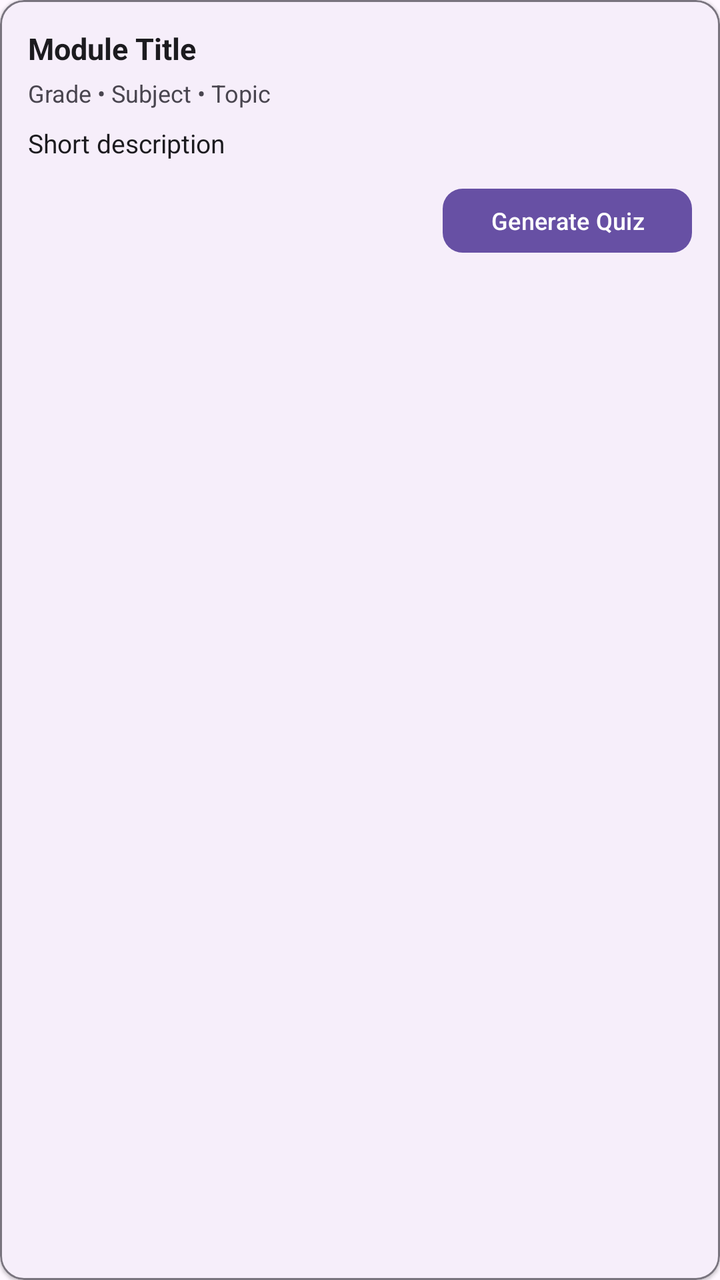
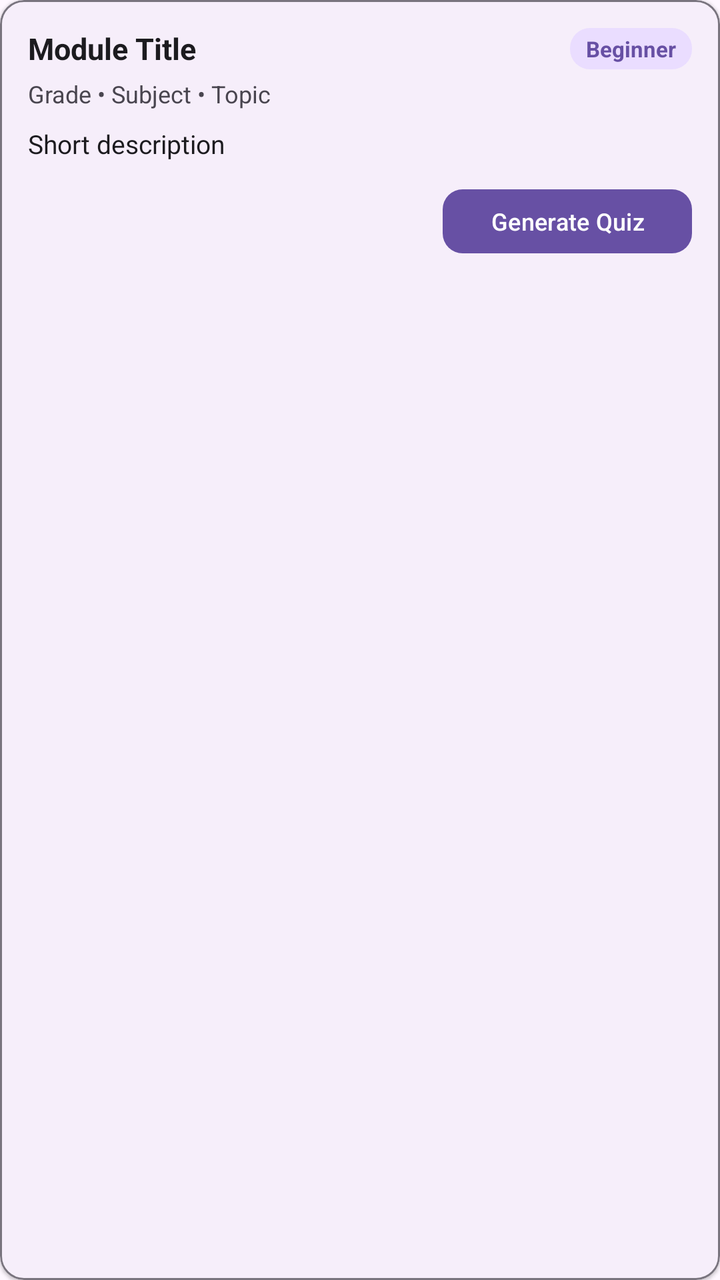

Two renders of the same Android screen: before a commit and after it. Below are the layout's source before the change and the commit's diff.
<!-- AndroidManifest.xml: application theme Theme.StudySyncproject -->
<!-- res/layout/item_ready_module.xml -->
<?xml version="1.0" encoding="utf-8"?>
<com.google.android.material.card.MaterialCardView
    xmlns:android="http://schemas.android.com/apk/res/android"
    xmlns:app="http://schemas.android.com/apk/res-auto"
    android:layout_width="match_parent"
    android:layout_height="wrap_content"
    android:layout_marginBottom="10dp"
    app:cardCornerRadius="12dp"
    app:cardElevation="1dp"
    app:strokeColor="@color/outline"
    app:strokeWidth="1dp">

    <LinearLayout
        android:layout_width="match_parent"
        android:layout_height="wrap_content"
        android:orientation="vertical"
        android:padding="14dp">

        <TextView
            android:id="@+id/tv_title"
            android:layout_width="match_parent"
            android:layout_height="wrap_content"
            android:text="Module Title"
            android:textColor="@color/text_primary"
            android:textSize="15sp"
            android:textStyle="bold" />

        <TextView
            android:id="@+id/tv_meta"
            android:layout_width="match_parent"
            android:layout_height="wrap_content"
            android:layout_marginTop="4dp"
            android:text="Grade • Subject • Topic"
            android:textColor="@color/text_secondary"
            android:textSize="12sp" />

        <TextView
            android:id="@+id/tv_description"
            android:layout_width="match_parent"
            android:layout_height="wrap_content"
            android:layout_marginTop="8dp"
            android:ellipsize="end"
            android:maxLines="2"
            android:text="Short description"
            android:textColor="@color/text_primary"
            android:textSize="13sp" />

        <com.google.android.material.button.MaterialButton
            android:id="@+id/btn_generate"
            android:layout_width="wrap_content"
            android:layout_height="40dp"
            android:layout_gravity="end"
            android:layout_marginTop="10dp"
            android:text="Generate Quiz"
            android:textColor="@color/on_primary"
            android:textSize="12sp"
            app:backgroundTint="@color/primary"
            app:cornerRadius="10dp" />

    </LinearLayout>

</com.google.android.material.card.MaterialCardView>
<!-- resources referenced by this layout -->
<resources>
  <color name="on_primary">#FFFFFF</color>
  <color name="outline">#79747E</color>
  <color name="primary">#6750A4</color>
  <color name="text_primary">#1C1B1F</color>
  <color name="text_secondary">#49454F</color>
  <style name="Theme.StudySyncproject" parent="Base.Theme.StudySyncproject" />
  <style name="Base.Theme.StudySyncproject" parent="Theme.Material3.DayNight.NoActionBar">
          <item name="colorPrimary">@color/primary</item>
          <item name="colorPrimaryDark">@color/primary_dark</item>
      </style>
  <color name="primary_dark">#4F378B</color>
</resources>

<!-- the commit's change to res/layout/item_ready_module.xml (unified diff, before → after) -->
@@ -16,14 +16,36 @@
         android:orientation="vertical"
         android:padding="14dp">
 
-        <TextView
-            android:id="@+id/tv_title"
+        <LinearLayout
             android:layout_width="match_parent"
             android:layout_height="wrap_content"
-            android:text="Module Title"
-            android:textColor="@color/text_primary"
-            android:textSize="15sp"
-            android:textStyle="bold" />
+            android:orientation="horizontal"
+            android:gravity="center_vertical">
+
+            <TextView
+                android:id="@+id/tv_title"
+                android:layout_width="0dp"
+                android:layout_height="wrap_content"
+                android:layout_weight="1"
+                android:text="Module Title"
+                android:textColor="@color/text_primary"
+                android:textSize="15sp"
+                android:textStyle="bold" />
+
+            <TextView
+                android:id="@+id/tv_difficulty"
+                android:layout_width="wrap_content"
+                android:layout_height="wrap_content"
+                android:layout_marginStart="8dp"
+                android:paddingHorizontal="8dp"
+                android:paddingVertical="3dp"
+                android:text="Beginner"
+                android:textColor="@color/primary"
+                android:textSize="11sp"
+                android:textStyle="bold"
+                android:background="@drawable/bg_chip_surface" />
+
+        </LinearLayout>
 
         <TextView
             android:id="@+id/tv_meta"
@@ -45,6 +67,26 @@
             android:textColor="@color/text_primary"
             android:textSize="13sp" />
 
+        <TextView
+            android:id="@+id/tv_lessons_label"
+            android:layout_width="wrap_content"
+            android:layout_height="wrap_content"
+            android:layout_marginTop="10dp"
+            android:text="Lessons:"
+            android:textColor="@color/text_secondary"
+            android:textSize="12sp"
+            android:textStyle="bold"
+            android:visibility="gone" />
+
+        <TextView
+            android:id="@+id/tv_lessons"
+            android:layout_width="match_parent"
+            android:layout_height="wrap_content"
+            android:layout_marginTop="2dp"
+            android:textColor="@color/text_secondary"
+            android:textSize="12sp"
+            android:visibility="gone" />
+
         <com.google.android.material.button.MaterialButton
             android:id="@+id/btn_generate"
             android:layout_width="wrap_content"
<!-- resource entries referenced after the edit -->
@@ -5,7 +5,14 @@
   <color name="primary">#6750A4</color>
   <color name="text_primary">#1C1B1F</color>
   <color name="text_secondary">#49454F</color>
+  <!-- drawable bg_chip_surface (drawable) -->
+  <?xml version="1.0" encoding="utf-8"?>
+  <shape xmlns:android="http://schemas.android.com/apk/res/android" android:shape="rectangle">
+      <corners android:radius="10dp" />
+      <solid android:color="@color/primary_container" />
+  </shape>
   <style name="Theme.StudySyncproject" parent="Base.Theme.StudySyncproject" />
+  <color name="primary_container">#EADDFF</color>
   <style name="Base.Theme.StudySyncproject" parent="Theme.Material3.DayNight.NoActionBar">
           <item name="colorPrimary">@color/primary</item>
           <item name="colorPrimaryDark">@color/primary_dark</item>
